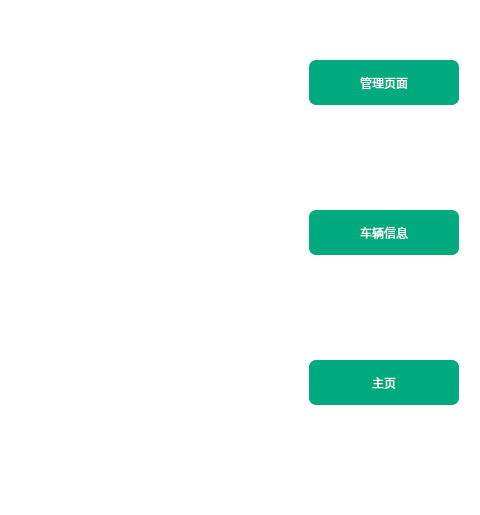
Before: the Qt Designer form car.ui in wangerge403/parkingManageSystem, drawn with Qt 5; both pictures show x 1002 to 1482 and y 200 to 715 of the 1482 by 715 pixel window.
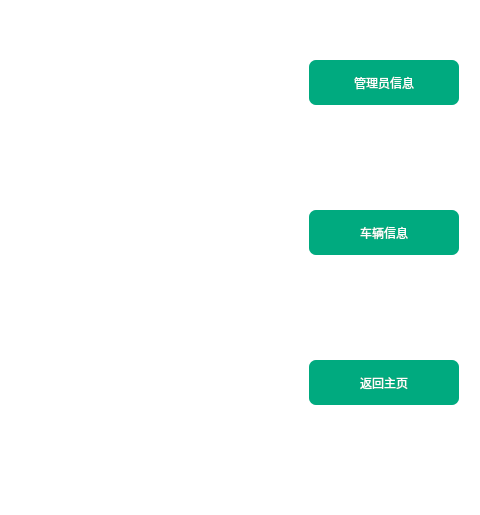
After: the same form once the commit is applied. The open tabs and pages were chosen to show the change. Icons and pictures are not drawn.

Patch:
```diff
--- a/car.ui
+++ b/car.ui
@@ -1316,7 +1316,7 @@
 border-radius:7px;</string>
        </property>
        <property name="text">
-        <string>管理页面</string>
+        <string>管理员信息</string>
        </property>
       </widget>
      </item>
@@ -1382,7 +1382,7 @@
 border-radius:7px;</string>
        </property>
        <property name="text">
-        <string>主页</string>
+        <string>返回主页</string>
        </property>
       </widget>
      </item>
```
Left out of the diff: 2 changed lines with no effect on the pictures.
